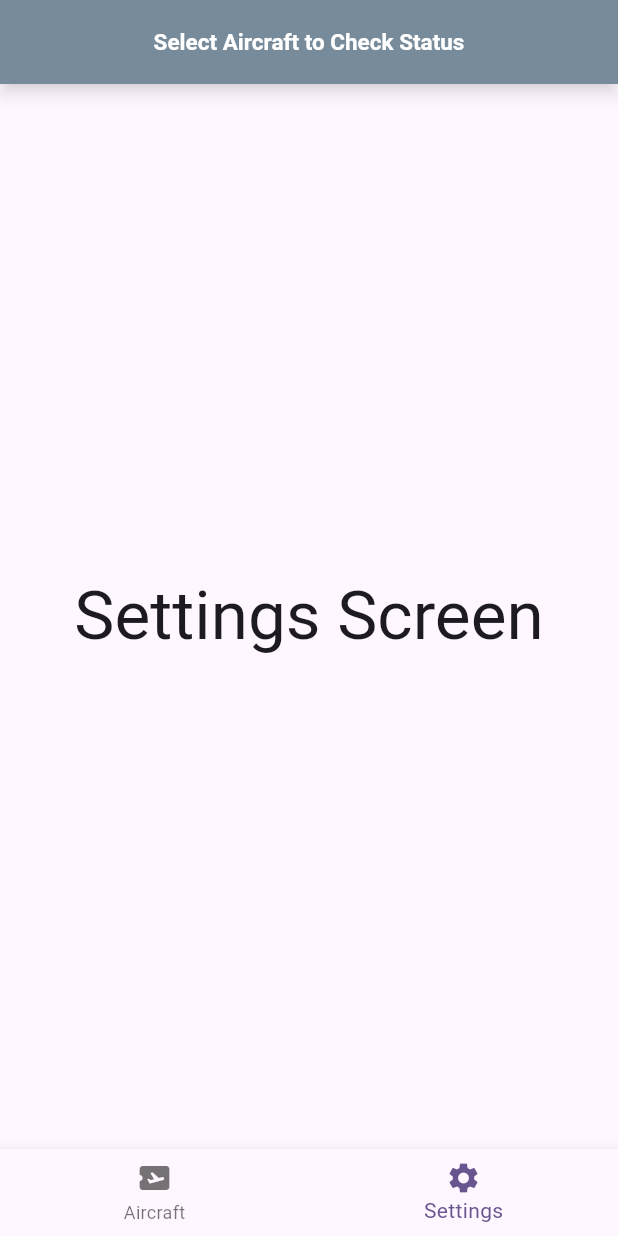
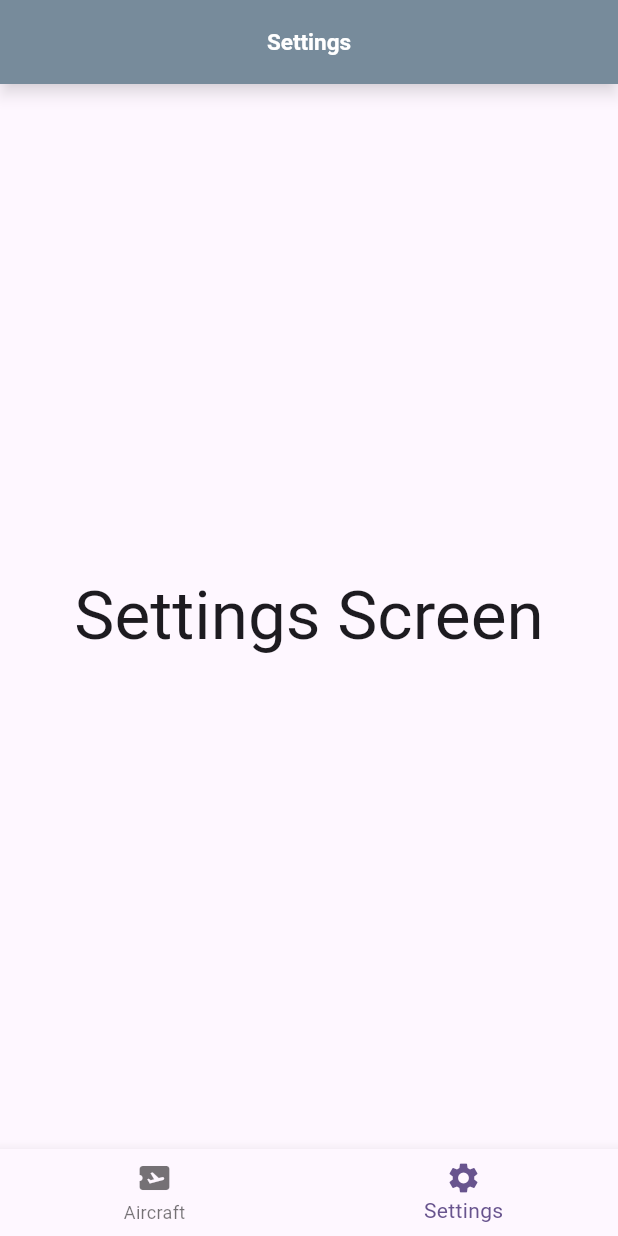
Before and after one commit to franzdacara/Flight-Maintenance-Checklist, a Flutter app: the screen it shows after launch, item 2 of the bottom bar chosen, on a phone screen of 412 x 824 dp. Run offline on Flutter 3.47's test engine with Material 3 defaults, Android fonts, the phone set to English and light mode, and no system bars; our stand-ins replace go_router, logger; Roboto replaces fonts that are missing (CustomFont).

Commit message:
app bar tittles

```diff
--- a/lib/screens/app/aircraft_maintenace_app.dart
+++ b/lib/screens/app/aircraft_maintenace_app.dart
@@ -52,7 +52,9 @@ class _AircraftMaintenanceAppMainScreenState
 
   AppBar _buildAppBar() {
     return AppBar(
-      title: const Text('Select Aircraft to Check Status'),
+      title: _selectedIndex == 0
+          ? const Text('Select Aircraft to Check Status')
+          : const Text('Settings'),
       centerTitle: true,
       backgroundColor: Colors.blueGrey[400],
       elevation: 4.0,
```
